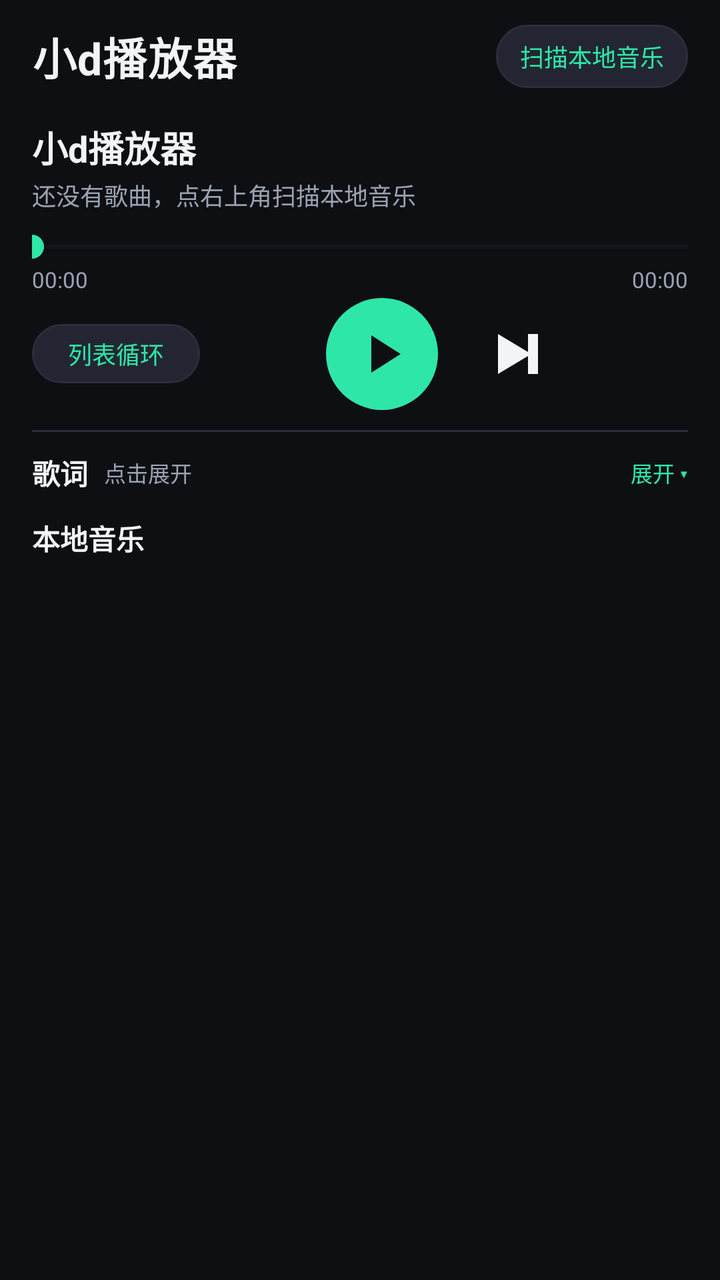
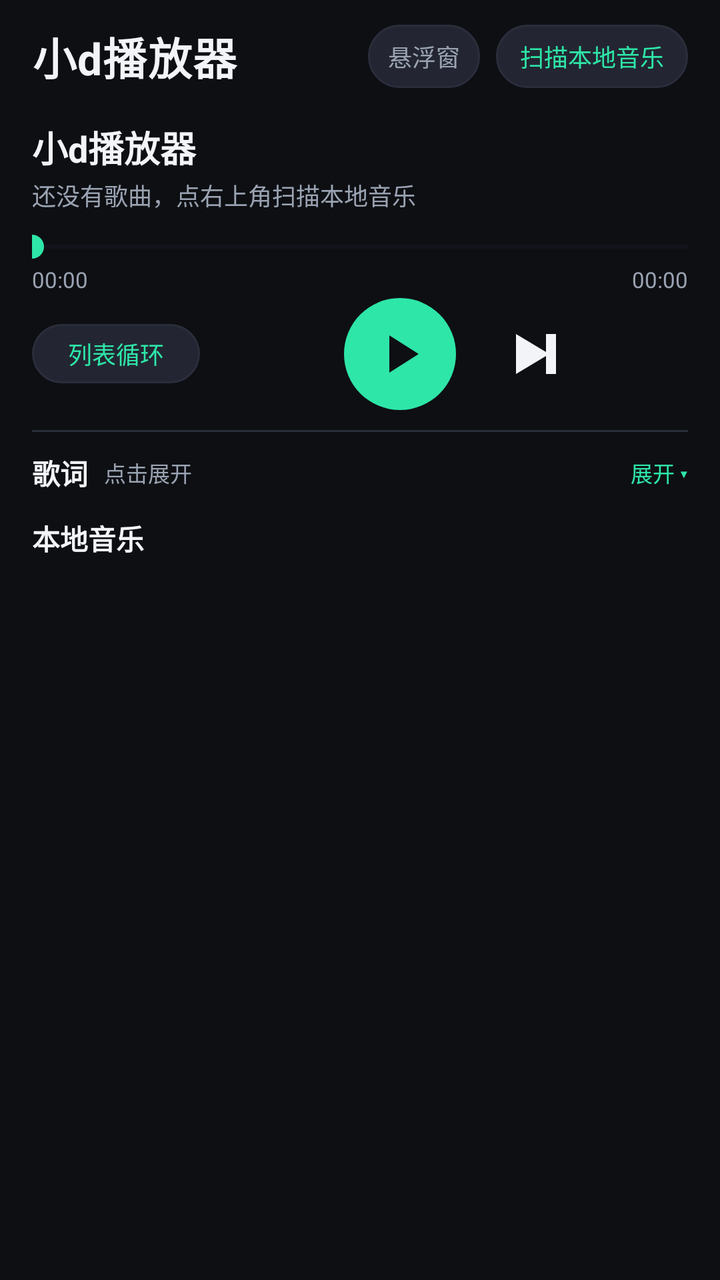

Before-and-after screenshots of an Android layout around one commit, followed by the original layout XML and the change that was made.
<!-- AndroidManifest.xml: application theme Theme.XiaoDPlayer -->
<!-- res/layout/activity_main.xml -->
<?xml version="1.0" encoding="utf-8"?>
<LinearLayout xmlns:android="http://schemas.android.com/apk/res/android"
    android:layout_width="match_parent"
    android:layout_height="match_parent"
    android:background="@color/bg"
    android:orientation="vertical"
    android:paddingStart="16dp"
    android:paddingTop="12dp"
    android:paddingEnd="16dp"
    android:paddingBottom="8dp">

    <LinearLayout
        android:layout_width="match_parent"
        android:layout_height="wrap_content"
        android:gravity="center_vertical"
        android:orientation="horizontal">

        <TextView
            android:id="@+id/tv_app_title"
            android:layout_width="0dp"
            android:layout_height="wrap_content"
            android:layout_weight="1"
            android:letterSpacing="0.02"
            android:text="小d播放器"
            android:textColor="@color/text_primary"
            android:textSize="22sp"
            android:textStyle="bold" />

        <TextView
            android:id="@+id/tv_scan"
            android:layout_width="wrap_content"
            android:layout_height="wrap_content"
            android:background="@drawable/bg_scan"
            android:paddingStart="12dp"
            android:paddingTop="7dp"
            android:paddingEnd="12dp"
            android:paddingBottom="7dp"
            android:text="@string/scan_local"
            android:textColor="@color/accent"
            android:textSize="12sp" />
    </LinearLayout>

    <TextView
        android:id="@+id/tv_now_title"
        android:layout_width="match_parent"
        android:layout_height="wrap_content"
        android:layout_marginTop="16dp"
        android:ellipsize="end"
        android:maxLines="1"
        android:text="@string/app_name"
        android:textColor="@color/text_primary"
        android:textSize="18sp"
        android:textStyle="bold" />

    <TextView
        android:id="@+id/tv_now_artist"
        android:layout_width="match_parent"
        android:layout_height="wrap_content"
        android:layout_marginTop="2dp"
        android:ellipsize="end"
        android:maxLines="1"
        android:text="@string/no_song"
        android:textColor="@color/text_secondary"
        android:textSize="12sp" />

    <SeekBar
        android:id="@+id/seek_bar"
        android:layout_width="match_parent"
        android:layout_height="wrap_content"
        android:layout_marginTop="8dp"
        android:maxHeight="2dp"
        android:minHeight="2dp"
        android:paddingStart="0dp"
        android:paddingEnd="0dp"
        android:progressBackgroundTint="@color/surface2"
        android:progressTint="@color/accent"
        android:thumbTint="@color/accent" />

    <LinearLayout
        android:layout_width="match_parent"
        android:layout_height="wrap_content"
        android:orientation="horizontal">

        <TextView
            android:id="@+id/tv_time_current"
            android:layout_width="0dp"
            android:layout_height="wrap_content"
            android:layout_weight="1"
            android:text="00:00"
            android:textColor="@color/text_secondary"
            android:textSize="11sp" />

        <TextView
            android:id="@+id/tv_time_total"
            android:layout_width="wrap_content"
            android:layout_height="wrap_content"
            android:text="00:00"
            android:textColor="@color/text_secondary"
            android:textSize="11sp" />
    </LinearLayout>

    <LinearLayout
        android:layout_width="match_parent"
        android:layout_height="wrap_content"
        android:layout_marginTop="2dp"
        android:gravity="center_vertical"
        android:orientation="horizontal">

        <TextView
            android:id="@+id/tv_mode"
            android:layout_width="wrap_content"
            android:layout_height="wrap_content"
            android:background="@drawable/bg_chip"
            android:gravity="center"
            android:minWidth="84dp"
            android:paddingStart="10dp"
            android:paddingTop="6dp"
            android:paddingEnd="10dp"
            android:paddingBottom="6dp"
            android:text="列表循环"
            android:textColor="@color/accent"
            android:textSize="12sp" />

        <LinearLayout
            android:layout_width="0dp"
            android:layout_height="wrap_content"
            android:layout_weight="1"
            android:gravity="center"
            android:orientation="horizontal">

            <ImageButton
                android:id="@+id/btn_play"
                android:layout_width="56dp"
                android:layout_height="56dp"
                android:layout_marginEnd="18dp"
                android:background="@drawable/bg_play"
                android:contentDescription="播放/暂停"
                android:padding="12dp"
                android:scaleType="fitCenter"
                android:src="@drawable/ic_play"
                android:tint="@color/bg" />

            <ImageButton
                android:id="@+id/btn_next"
                android:layout_width="44dp"
                android:layout_height="44dp"
                android:background="?attr/selectableItemBackgroundBorderless"
                android:contentDescription="下一首"
                android:scaleType="centerInside"
                android:src="@drawable/ic_next"
                android:tint="@color/text_primary" />
        </LinearLayout>
    </LinearLayout>

    <View
        android:layout_width="match_parent"
        android:layout_height="1dp"
        android:layout_marginTop="10dp"
        android:background="@color/divider" />

    <LinearLayout
        android:id="@+id/lyrics_header"
        android:layout_width="match_parent"
        android:layout_height="wrap_content"
        android:gravity="center_vertical"
        android:orientation="horizontal"
        android:paddingTop="10dp"
        android:paddingBottom="6dp">

        <TextView
            android:layout_width="wrap_content"
            android:layout_height="wrap_content"
            android:text="@string/lyrics"
            android:textColor="@color/text_primary"
            android:textSize="14sp"
            android:textStyle="bold" />

        <TextView
            android:id="@+id/tv_lyrics_status"
            android:layout_width="0dp"
            android:layout_height="wrap_content"
            android:layout_marginStart="8dp"
            android:layout_weight="1"
            android:ellipsize="end"
            android:maxLines="1"
            android:text="点击展开"
            android:textColor="@color/text_secondary"
            android:textSize="11sp" />

        <TextView
            android:id="@+id/tv_lyrics_toggle"
            android:layout_width="wrap_content"
            android:layout_height="wrap_content"
            android:text="展开 ▾"
            android:textColor="@color/accent"
            android:textSize="11sp" />
    </LinearLayout>

    <androidx.recyclerview.widget.RecyclerView
        android:id="@+id/rv_lyrics"
        android:layout_width="match_parent"
        android:layout_height="0dp"
        android:layout_weight="0"
        android:clipToPadding="false"
        android:paddingTop="6dp"
        android:paddingBottom="6dp"
        android:visibility="gone" />

    <LinearLayout
        android:layout_width="match_parent"
        android:layout_height="wrap_content"
        android:layout_marginTop="6dp"
        android:gravity="center_vertical"
        android:orientation="horizontal">

        <TextView
            android:id="@+id/tv_list_title"
            android:layout_width="0dp"
            android:layout_height="wrap_content"
            android:layout_weight="1"
            android:text="@string/local_music"
            android:textColor="@color/text_primary"
            android:textSize="14sp"
            android:textStyle="bold" />
    </LinearLayout>

    <androidx.recyclerview.widget.RecyclerView
        android:id="@+id/rv_songs"
        android:layout_width="match_parent"
        android:layout_height="0dp"
        android:layout_weight="1"
        android:clipToPadding="false"
        android:paddingBottom="8dp" />
</LinearLayout>
<!-- resources referenced by this layout -->
<resources>
  <color name="accent">#2EE6A8</color>
  <color name="bg">#0E0F13</color>
  <color name="divider">#2A2E3A</color>
  <color name="surface2">#232632</color>
  <color name="text_primary">#F2F4F8</color>
  <color name="text_secondary">#9AA3B2</color>
  <!-- drawable bg_chip (drawable) -->
  <?xml version="1.0" encoding="utf-8"?>
  <shape xmlns:android="http://schemas.android.com/apk/res/android"
      android:shape="rectangle">
      <solid android:color="@color/surface2" />
      <corners android:radius="18dp" />
      <stroke
          android:width="1dp"
          android:color="@color/divider" />
  </shape>
  <!-- drawable bg_play (drawable) -->
  <?xml version="1.0" encoding="utf-8"?>
  <shape xmlns:android="http://schemas.android.com/apk/res/android"
      android:shape="oval">
      <solid android:color="@color/accent" />
  </shape>
  <!-- drawable bg_scan (drawable) -->
  <?xml version="1.0" encoding="utf-8"?>
  <shape xmlns:android="http://schemas.android.com/apk/res/android"
      android:shape="rectangle">
      <solid android:color="@color/surface2" />
      <corners android:radius="20dp" />
      <stroke
          android:width="1dp"
          android:color="@color/divider" />
  </shape>
  <!-- drawable ic_next (drawable) -->
  <?xml version="1.0" encoding="utf-8"?>
  <vector xmlns:android="http://schemas.android.com/apk/res/android"
      android:width="40dp"
      android:height="40dp"
      android:viewportWidth="24"
      android:viewportHeight="24">
      <path
          android:fillColor="#FFFFFFFF"
          android:pathData="M6,6 L6,18 L16,12 Z" />
      <path
          android:fillColor="#FFFFFFFF"
          android:pathData="M15,6 L18,6 L18,18 L15,18 Z" />
  </vector>
  <!-- drawable ic_play (drawable) -->
  <?xml version="1.0" encoding="utf-8"?>
  <vector xmlns:android="http://schemas.android.com/apk/res/android"
      android:width="48dp"
      android:height="48dp"
      android:viewportWidth="24"
      android:viewportHeight="24">
      <path
          android:fillColor="#FFFFFFFF"
          android:pathData="M8,5 L19,12 L8,19 Z" />
  </vector>
  <string name="app_name">小d播放器</string>
  <string name="local_music">本地音乐</string>
  <string name="lyrics">歌词</string>
  <string name="no_song">还没有歌曲，点右上角扫描本地音乐</string>
  <string name="scan_local">扫描本地音乐</string>
  <style name="Theme.XiaoDPlayer" parent="Theme.Material3.DayNight.NoActionBar">
          <item name="android:windowBackground">@color/bg</item>
          <item name="android:statusBarColor">@color/bg</item>
          <item name="android:navigationBarColor">@color/bg</item>
          <item name="android:windowLightStatusBar">false</item>
          <item name="colorPrimary">@color/accent</item>
          <item name="colorSecondary">@color/accent</item>
          <item name="android:textColorPrimary">@color/text_primary</item>
          <item name="android:textColorSecondary">@color/text_secondary</item>
      </style>
</resources>

<!-- the commit's change to res/layout/activity_main.xml (unified diff, before → after) -->
@@ -27,6 +27,20 @@
             android:textStyle="bold" />
 
         <TextView
+            android:id="@+id/tv_overlay"
+            android:layout_width="wrap_content"
+            android:layout_height="wrap_content"
+            android:layout_marginEnd="8dp"
+            android:background="@drawable/bg_chip"
+            android:paddingStart="10dp"
+            android:paddingTop="7dp"
+            android:paddingEnd="10dp"
+            android:paddingBottom="7dp"
+            android:text="@string/floating_window"
+            android:textColor="@color/text_secondary"
+            android:textSize="12sp" />
+
+        <TextView
             android:id="@+id/tv_scan"
             android:layout_width="wrap_content"
             android:layout_height="wrap_content"
@@ -132,6 +146,7 @@
                 android:id="@+id/btn_play"
                 android:layout_width="56dp"
                 android:layout_height="56dp"
+                android:layout_marginStart="18dp"
                 android:layout_marginEnd="18dp"
                 android:background="@drawable/bg_play"
                 android:contentDescription="播放/暂停"
@@ -200,7 +215,7 @@
         android:id="@+id/rv_lyrics"
         android:layout_width="match_parent"
         android:layout_height="0dp"
-        android:layout_weight="0"
+        android:layout_weight="1.5"
         android:clipToPadding="false"
         android:paddingTop="6dp"
         android:paddingBottom="6dp"
@@ -228,7 +243,7 @@
         android:id="@+id/rv_songs"
         android:layout_width="match_parent"
         android:layout_height="0dp"
-        android:layout_weight="1"
+        android:layout_weight="1.2"
         android:clipToPadding="false"
         android:paddingBottom="8dp" />
 </LinearLayout>
<!-- resource entries referenced after the edit -->
@@ -58,6 +58,7 @@
           android:pathData="M8,5 L19,12 L8,19 Z" />
   </vector>
   <string name="app_name">小d播放器</string>
+  <string name="floating_window">悬浮窗</string>
   <string name="local_music">本地音乐</string>
   <string name="lyrics">歌词</string>
   <string name="no_song">还没有歌曲，点右上角扫描本地音乐</string>
